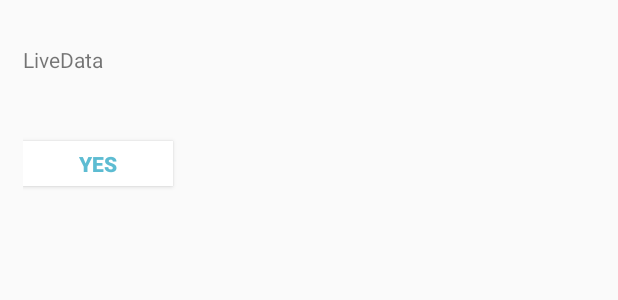
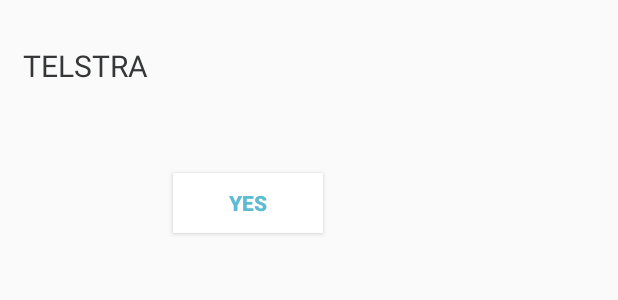
Before and after one commit to sagarbandamwar/mytelestraRepo, an Android app: the layout custom_dialog.xml on its own in the app's theme, with its tools: preview values and no code run, on a phone screen of 412 x 824 dp. Shown: the top 300 px of the screen. Run offline under Robolectric (Android 15) with nearby library versions, the phone set to English and light mode, and no system bars.

Commit message:
Created package for differentiate the code

```diff
--- a/app/src/main/AndroidManifest.xml
+++ b/app/src/main/AndroidManifest.xml
@@ -13,7 +13,7 @@
         android:usesCleartextTraffic="true"
         android:theme="@style/AppTheme">
         <uses-library android:name="org.apache.http.legacy" android:required="false"/>
-        <activity android:name=".MainActivity">
+        <activity android:name=".ui.MainActivity">
             <intent-filter>
                 <action android:name="android.intent.action.MAIN" />
 
--- a/app/src/main/java/com/example/livedata/RestApiService.java
+++ b/app/src/main/java/com/example/livedata/network/RestApiService.java
@@ -1,4 +1,6 @@
-package com.example.livedata;
+package com.example.livedata.network;
+
+import com.example.livedata.data.BlogWrapper;
 
 import retrofit2.Call;
 import retrofit2.http.GET;
--- a/app/src/main/res/layout/activity_main.xml
+++ b/app/src/main/res/layout/activity_main.xml
@@ -7,7 +7,7 @@
     android:layout_height="match_parent"
     android:background="#ffffff"
     android:padding="10dp"
-    tools:context=".MainActivity">
+    tools:context=".ui.MainActivity">
 
     <androidx.swiperefreshlayout.widget.SwipeRefreshLayout
         android:id="@+id/swipeRefreshLayout"
--- a/app/src/main/res/layout/custom_dialog.xml
+++ b/app/src/main/res/layout/custom_dialog.xml
@@ -2,9 +2,10 @@
 <FrameLayout xmlns:android="http://schemas.android.com/apk/res/android"
     android:layout_width="wrap_content"
     android:layout_height="wrap_content"
+    xmlns:app="http://schemas.android.com/apk/res-auto"
     android:orientation="vertical">
 
-    <LinearLayout
+    <androidx.constraintlayout.widget.ConstraintLayout
         android:layout_width="300dp"
         android:layout_height="160dp"
         android:layout_marginLeft="15dp"
@@ -15,27 +16,37 @@
 
         <TextView
             android:id="@+id/tvTitle"
+            android:textSize="20dp"
+            android:textColor="@color/text_subtitle"
+            app:layout_constraintTop_toTopOf="parent"
+            app:layout_constraintLeft_toLeftOf="parent"
             android:layout_width="wrap_content"
             android:layout_height="wrap_content"
-            android:text="@string/app_name" />
+            android:text="@string/telstra" />
 
         <TextView
             android:id="@+id/tvBody"
+            android:textSize="20dp"
+            app:layout_constraintLeft_toLeftOf="parent"
+            app:layout_constraintTop_toBottomOf="@+id/tvTitle"
             android:layout_width="wrap_content"
             android:layout_height="wrap_content"
             android:layout_marginTop="15dp"
-            android:text=""
-            android:textColor="#000000" />
+            android:fontFamily=""
+            android:textColor="@color/colorPrimary" />
 
         <Button
                 android:id="@+id/btn_yes"
+            app:layout_constraintRight_toRightOf="parent"
+            app:layout_constraintLeft_toLeftOf="parent"
+            app:layout_constraintTop_toBottomOf="@+id/tvBody"
             android:layout_width="100dp"
-            android:layout_height="30dp"
-            android:layout_marginTop="10dp"
+            android:layout_height="40dp"
+            android:layout_marginTop="15dp"
             android:background="@android:color/white"
             android:clickable="true"
-            android:text="Yes"
-            android:textColor="#5DBCD2"
+            android:text="@string/text_yes"
+            android:textColor="@color/color_blue"
             android:textStyle="bold" />
-    </LinearLayout>
+    </androidx.constraintlayout.widget.ConstraintLayout>
 </FrameLayout>
--- a/app/src/main/res/values/colors.xml
+++ b/app/src/main/res/values/colors.xml
@@ -7,4 +7,5 @@
     <color name="text_title">#4393e8</color>
     <color name="card_background">#D81B60</color>
     <color name="text_subtitle">#343638</color>
+    <color name="color_blue">#5DBCD2</color>
 </resources>
--- a/app/src/main/res/values/strings.xml
+++ b/app/src/main/res/values/strings.xml
@@ -1,3 +1,5 @@
 <resources>
     <string name="app_name">LiveData</string>
+    <string name="telstra">TELSTRA</string>
+    <string name="text_yes">Yes</string>
 </resources>
```
Also changed, not shown: app/src/main/java/com/example/livedata/Blog.java (deleted, +0 -36 lines), app/src/main/java/com/example/livedata/RetrofitInstance.java (deleted, +0 -22 lines), app/src/main/java/com/example/livedata/adapter/AdapterRow.kt (added, +76 -0 lines), app/src/main/java/com/example/livedata/data/Blog.kt (added, +37 -0 lines), app/src/main/java/com/example/livedata/data/BlogRepository.kt (added, +40 -0 lines), app/src/main/java/com/example/livedata/data/BlogWrapper.kt (added, +26 -0 lines), app/src/main/java/com/example/livedata/network/RetrofitInstance.kt (added, +19 -0 lines), app/src/main/java/com/example/livedata/ui/MainActivity.kt (renamed from app/src/main/java/com/example/livedata/MainActivity.kt, +9 -2 lines), app/src/main/java/com/example/livedata/ui/MainViewModel.kt (added, +17 -0 lines), app/src/main/java/com/example/livedata/util/CommonUtil.kt (added, +38 -0 lines).
